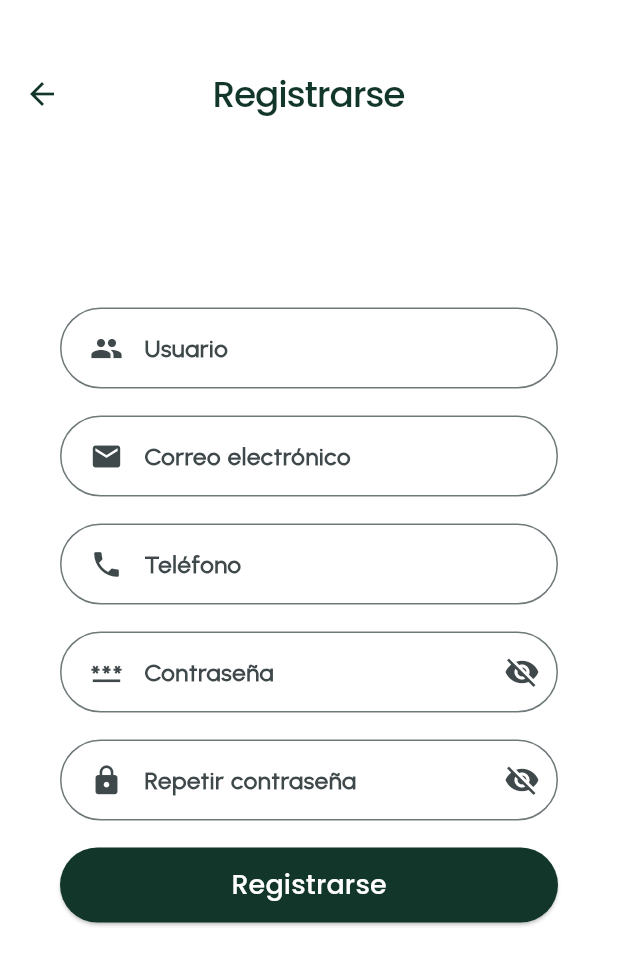
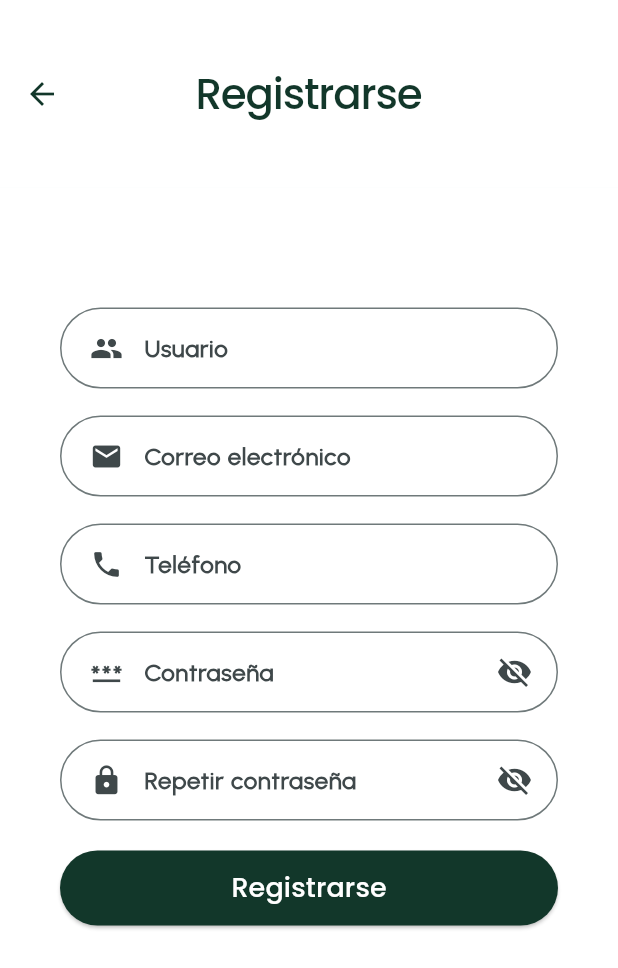
Before and after one commit to spricew/Keidot-Project, a Flutter app: the screen it shows after launch, on a phone screen of 412 x 824 dp. Shown: the top 968 px of the screen. Run offline on Flutter 3.47's test engine with Material 3 defaults, Android fonts, the phone set to English and light mode, and no system bars.

Commit message:
correciones visuales

```diff
--- a/lib/presentation/screens/register_screen.dart
+++ b/lib/presentation/screens/register_screen.dart
@@ -61,7 +61,7 @@ class RegisterScreen extends StatelessWidget {
                 obscureText: true,
                 suffixIcon: Icons.visibility_off,
               ),
-              const SizedBox(height: 18),
+              const SizedBox(height: 20),
               CustomButton(
                 text: 'Registrarse',
                 onPressed: () {
--- a/lib/widgets/custom_appbar.dart
+++ b/lib/widgets/custom_appbar.dart
@@ -31,7 +31,7 @@ class CustomAppBar extends StatelessWidget implements PreferredSizeWidget {
           color: titleColor,
           letterSpacing: -0.8,
           fontWeight: FontWeight.w500,
-          fontSize: 24,
+          fontSize: 28,
         ),
       ),
       leading: IconButton(
--- a/lib/widgets/custom_input.dart
+++ b/lib/widgets/custom_input.dart
@@ -35,9 +35,10 @@ class CustomInput extends StatelessWidget {
           padding: const EdgeInsets.only(left: 20, right: 10),
           child: Icon(prefixIcon, size: 22),
         ),
-        suffixIcon: suffixIcon != null
-            ? Icon(suffixIcon)
-            : null, // Muestra el ícono solo si se proporciona
+        suffixIcon: Padding(
+          padding: const EdgeInsets.only(right: 10),
+          child: suffixIcon != null ? Icon(suffixIcon) : null,
+        ), // Muestra el ícono solo si se proporciona
         border: OutlineInputBorder(
           borderRadius: BorderRadius.circular(30),
         ),
```
